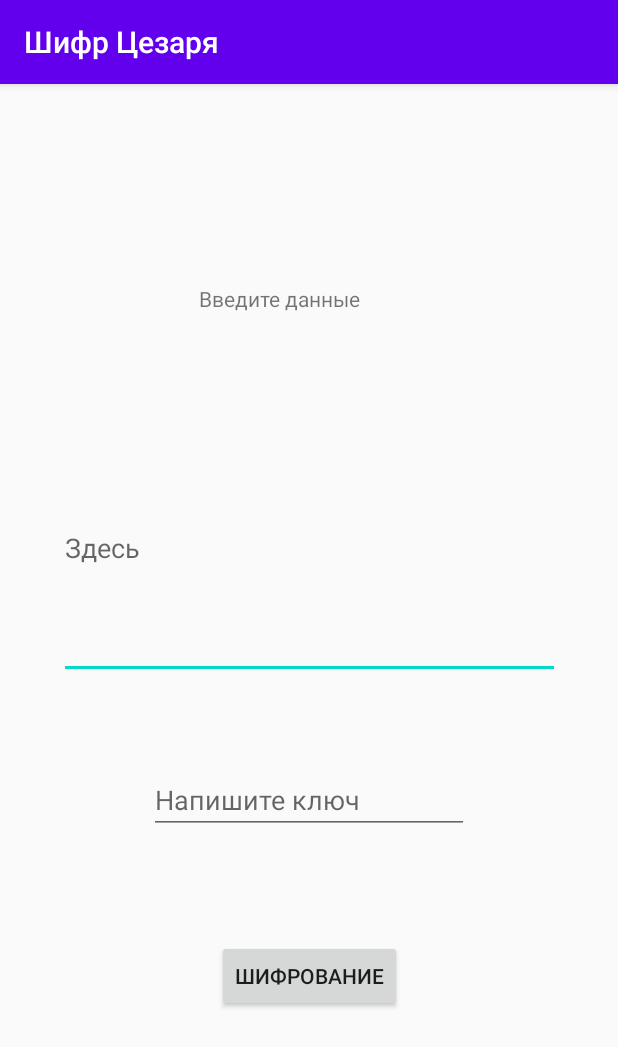
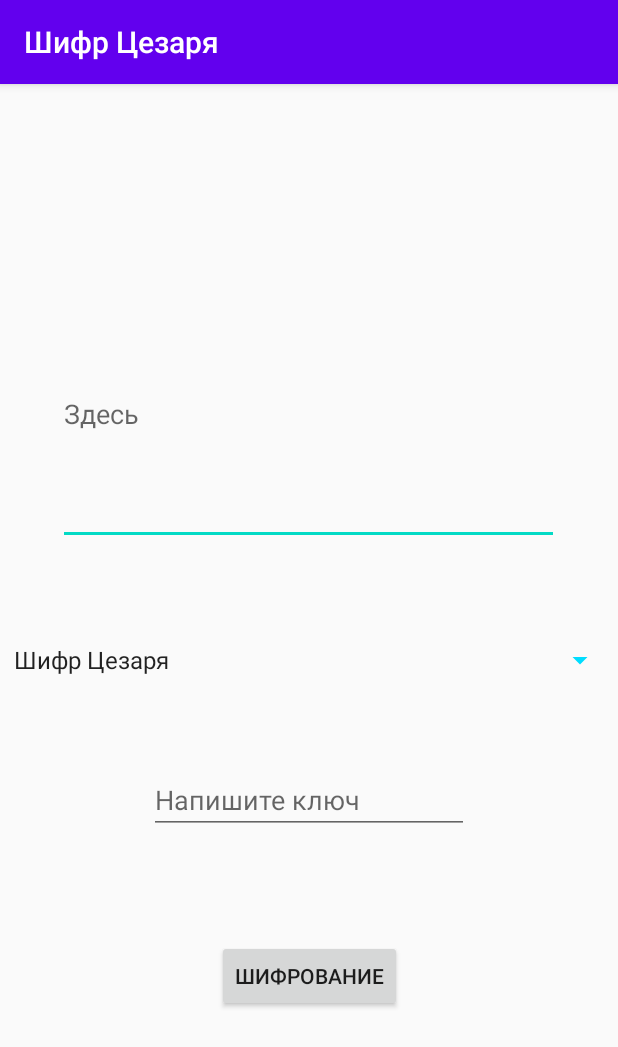
Before and after one commit to andrewvnukov/FinalProject, an Android app: the MenuActivity screen opened directly, with no data from a screen before it, on a phone screen of 412 x 824 dp. Shown: the top 1047 px of the screen. Run offline under Robolectric (Android 15) with nearby library versions, the phone set to English and light mode, and no system bars.

Commit message:
Initial commit

```diff
--- a/build.gradle
+++ b/build.gradle
@@ -26,6 +26,7 @@ dependencies {
     implementation fileTree(dir: "libs", include: ["*.jar"])
     implementation 'androidx.appcompat:appcompat:1.2.0'
     implementation 'androidx.constraintlayout:constraintlayout:2.0.4'
+    implementation 'androidx.recyclerview:recyclerview:1.2.0'
     testImplementation 'junit:junit:4.12'
     androidTestImplementation 'androidx.test.ext:junit:1.1.2'
     androidTestImplementation 'androidx.test.espresso:espresso-core:3.3.0'
--- a/src/main/res/layout/activity_menu.xml
+++ b/src/main/res/layout/activity_menu.xml
@@ -8,15 +8,15 @@
 
     <TextView
         android:id="@+id/textView2"
-        android:layout_width="180dp"
+        android:layout_width="294dp"
         android:layout_height="58dp"
-        android:text="@string/WriteDown"
         app:layout_constraintBottom_toBottomOf="parent"
         app:layout_constraintEnd_toEndOf="parent"
-        app:layout_constraintHorizontal_bias="0.571"
+        app:layout_constraintHorizontal_bias="0.495"
         app:layout_constraintStart_toStartOf="parent"
         app:layout_constraintTop_toTopOf="parent"
-        app:layout_constraintVertical_bias="0.188" />
+        app:layout_constraintVertical_bias="0.041"
+        tools:text="Введите данные" />
 
     <Button
         android:id="@+id/button1"
@@ -28,7 +28,6 @@
         app:layout_constraintStart_toStartOf="parent"
         app:layout_constraintTop_toTopOf="parent"
         app:layout_constraintVertical_bias="0.793"
-        android:onClick="onClick"
         />
 
     <EditText
@@ -42,9 +41,10 @@
         android:labelFor="@id/textView2"
         app:layout_constraintBottom_toBottomOf="parent"
         app:layout_constraintEnd_toEndOf="parent"
+        app:layout_constraintHorizontal_bias="0.493"
         app:layout_constraintStart_toStartOf="parent"
         app:layout_constraintTop_toTopOf="parent"
-        app:layout_constraintVertical_bias="0.375" />
+        app:layout_constraintVertical_bias="0.224" />
 
     <EditText
         android:id="@+id/editText2"
@@ -52,13 +52,26 @@
         android:layout_height="wrap_content"
         android:ems="10"
         android:hint="@string/keyCesar"
+        android:importantForAutofill="no"
         android:inputType="number"
         app:layout_constraintBottom_toBottomOf="parent"
         app:layout_constraintEnd_toEndOf="parent"
         app:layout_constraintStart_toStartOf="parent"
         app:layout_constraintTop_toTopOf="parent"
-        app:layout_constraintVertical_bias="0.629"
-        android:importantForAutofill="no" />
+        app:layout_constraintVertical_bias="0.629" />
+
+    <Spinner
+        android:id="@+id/spinner"
+        android:layout_width="409dp"
+        android:layout_height="wrap_content"
+        android:backgroundTint="@android:color/holo_blue_bright"
+        android:backgroundTintMode="src_atop"
+        android:entries="@array/Types"
+        android:popupBackground="@android:color/holo_red_light"
+        app:layout_constraintBottom_toBottomOf="parent"
+        app:layout_constraintEnd_toEndOf="parent"
+        app:layout_constraintStart_toStartOf="parent"
+        app:layout_constraintTop_toTopOf="parent" />
 
 
 </androidx.constraintlayout.widget.ConstraintLayout>
--- /dev/null
+++ b/src/main/res/values/Steps.xml
@@ -0,0 +1,9 @@
+<?xml version="1.0" encoding="utf-8"?>
+<resources>
+    <string-array name="Types">
+        <item>Шифр Цезаря</item>
+        <item>Литорея</item>
+        <item>Ещечто-то1</item>
+        <item>Еще что-то2</item>
+    </string-array>
+</resources>
```
Also changed, not shown: src/main/java/com/example/finalproject/MenuActivity.java (+37 -20 lines).
